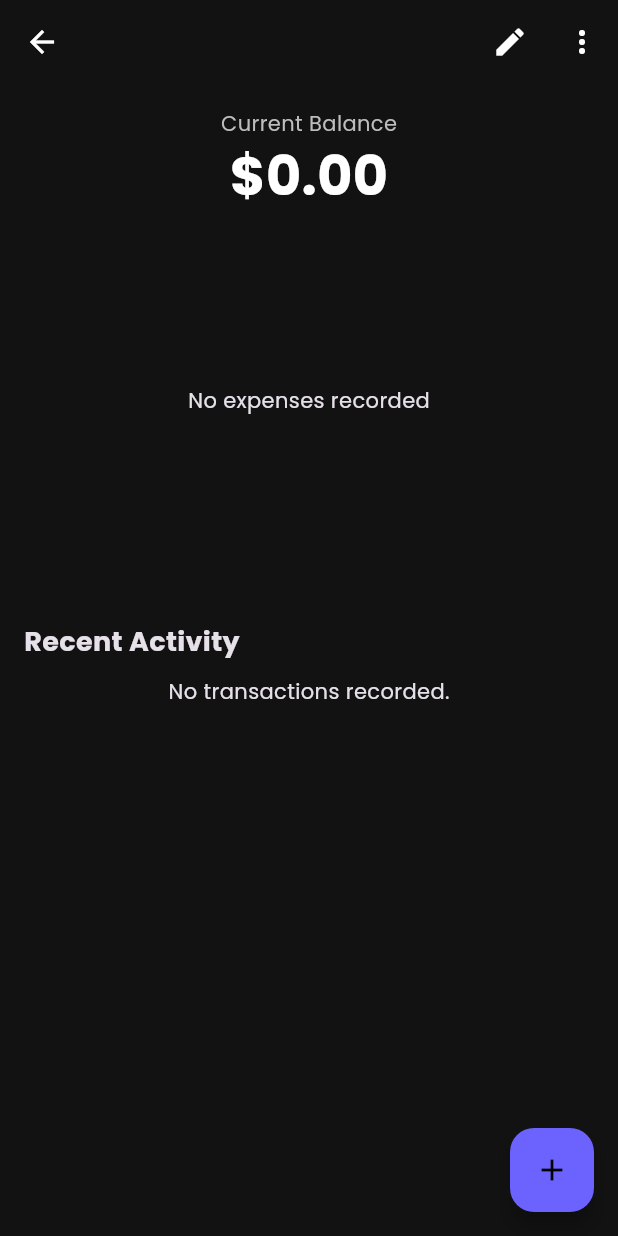
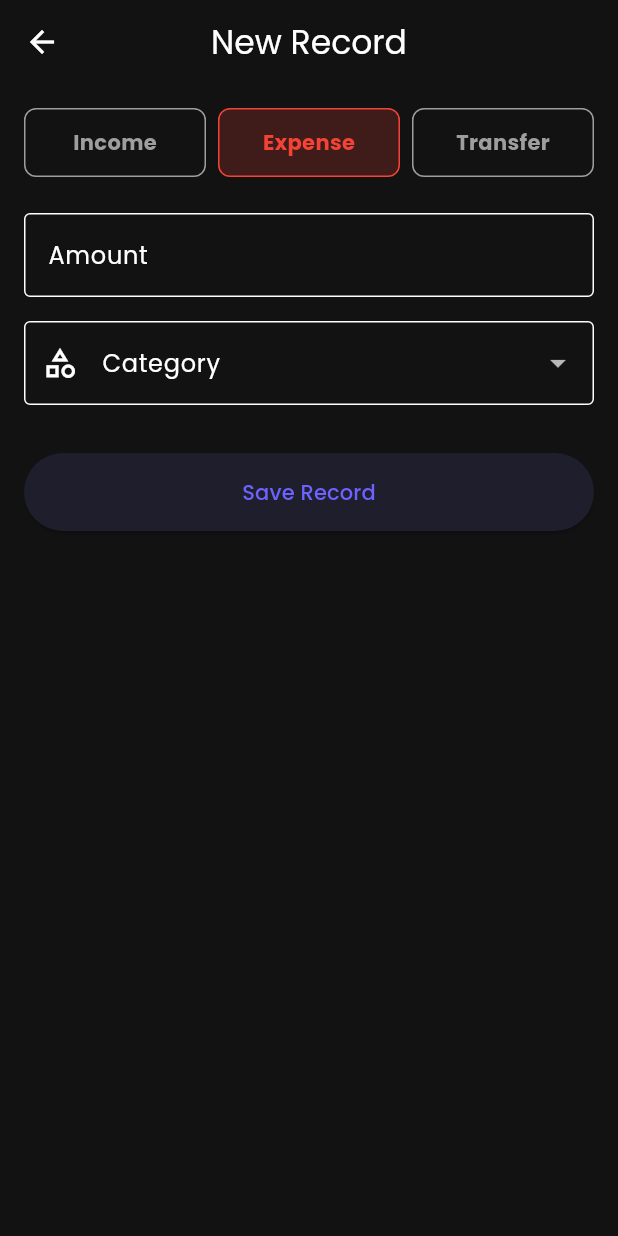
Before and after one commit to ferdoushasanpr/Personal-Wallet, a Flutter app: the AccountDetailsScreen screen opened directly with empty values, after a tap on the "add" icon, on a phone screen of 412 x 824 dp. Run offline on Flutter 3.47's test engine with Material 3 defaults, Android fonts, the phone set to English and light mode, and no system bars; our stand-ins replace fl_chart, flutter_colorpicker, flutter_riverpod, google_fonts, sqflite; accounts and stored records are empty.

Commit message:
feat: Add Transaction Screen Added

```diff
--- a/lib/screens/account_details_screen.dart
+++ b/lib/screens/account_details_screen.dart
@@ -6,6 +6,7 @@ import 'package:fl_chart/fl_chart.dart';
 import 'package:personalwallet/providers/account_provider.dart';
 import 'package:personalwallet/constant/colors.dart';
 import 'package:personalwallet/screens/add_account_screen.dart';
+import 'package:personalwallet/screens/add_transaction_screen.dart';
 import 'package:personalwallet/utilities/today_date.dart';
 
 class AccountDetailsScreen extends ConsumerWidget {
@@ -262,6 +263,16 @@ class AccountDetailsScreen extends ConsumerWidget {
               title: const Text("Edit Record"),
               onTap: () {
                 Navigator.pop(context);
+                Navigator.push(
+                  context,
+                  MaterialPageRoute(
+                    builder: (_) => AddTransactionScreen(
+                      sourceAccount:
+                          account, // Passing the record triggers "Edit Mode"
+                      record: record,
+                    ),
+                  ),
+                );
               },
             ),
             ListTile(
@@ -311,7 +322,12 @@ class AccountDetailsScreen extends ConsumerWidget {
       ),
       floatingActionButton: FloatingActionButton(
         child: const Icon(Icons.add),
-        onPressed: () => {},
+        onPressed: () => Navigator.push(
+          context,
+          MaterialPageRoute(
+            builder: (_) => AddTransactionScreen(sourceAccount: latestAccount),
+          ),
+        ),
       ),
       body: SingleChildScrollView(
         padding: const EdgeInsets.all(16),
--- /dev/null
+++ b/lib/screens/add_transaction_screen.dart
@@ -0,0 +1,235 @@
+import 'package:flutter/material.dart';
+import 'package:flutter_riverpod/flutter_riverpod.dart';
+import 'package:uuid/uuid.dart';
+import 'package:personalwallet/models/account.dart';
+import 'package:personalwallet/providers/account_provider.dart';
+import 'package:personalwallet/constant/colors.dart';
+
+class AddTransactionScreen extends ConsumerStatefulWidget {
+  final Account sourceAccount;
+  final TransactionRecord? record;
+
+  const AddTransactionScreen({
+    super.key,
+    required this.sourceAccount,
+    this.record,
+  });
+
+  @override
+  ConsumerState<AddTransactionScreen> createState() =>
+      _AddTransactionScreenState();
+}
+
+class _AddTransactionScreenState extends ConsumerState<AddTransactionScreen> {
+  final _formKey = GlobalKey<FormState>();
+  late TextEditingController _amountCtrl;
+  late TextEditingController _categoryCtrl;
+  late RecordType _type;
+  String? _targetAccountId;
+
+  final List<String> _incomeCategories = [
+    "Salary",
+    "Business",
+    "Investment",
+    "Gift",
+    "Transportation",
+    "Other",
+  ];
+  final List<String> _expenseCategories = [
+    "Food & Drinks",
+    "Shopping",
+    "Transportation",
+    "Life & Entertainment",
+    "Utilities",
+    "Health",
+    "Other",
+  ];
+
+  @override
+  void initState() {
+    super.initState();
+    _amountCtrl = TextEditingController(
+      text: widget.record?.amount.toString() ?? "",
+    );
+    _categoryCtrl = TextEditingController(text: widget.record?.category ?? "");
+    _type = widget.record?.type ?? RecordType.expense;
+    _targetAccountId = widget.record?.targetAccountId;
+  }
+
+  @override
+  Widget build(BuildContext context) {
+    final allAccounts = ref.watch(walletProvider).accounts;
+
+    return Scaffold(
+      appBar: AppBar(
+        title: Text(widget.record != null ? "Edit Record" : "New Record"),
+      ),
+      body: Padding(
+        padding: const EdgeInsets.all(16.0),
+        child: Form(
+          key: _formKey,
+          child: ListView(
+            children: [
+              // Type Selector
+              Row(
+                children: [
+                  Expanded(
+                    child: _buildTypeBtn(
+                      RecordType.income,
+                      "Income",
+                      Colors.green,
+                    ),
+                  ),
+                  const SizedBox(width: 8),
+                  Expanded(
+                    child: _buildTypeBtn(
+                      RecordType.expense,
+                      "Expense",
+                      Colors.red,
+                    ),
+                  ),
+                  const SizedBox(width: 8),
+                  Expanded(
+                    child: _buildTypeBtn(
+                      RecordType.transfer,
+                      "Transfer",
+                      Colors.blue,
+                    ),
+                  ),
+                ],
+              ),
+              const SizedBox(height: 24),
+              TextFormField(
+                controller: _amountCtrl,
+                keyboardType: TextInputType.number,
+                decoration: const InputDecoration(
+                  labelText: "Amount",
+                  border: OutlineInputBorder(),
+                  prefixText: "\$ ",
+                ),
+                validator: (v) => v!.isEmpty ? "Required" : null,
+              ),
+              const SizedBox(height: 16),
+              if (_type != RecordType.transfer)
+                DropdownButtonFormField<String>(
+                  value:
+                      (_type == RecordType.income
+                          ? _incomeCategories.contains(_categoryCtrl.text)
+                          : _expenseCategories.contains(_categoryCtrl.text))
+                      ? _categoryCtrl.text
+                      : null,
+                  decoration: const InputDecoration(
+                    labelText: "Category",
+                    border: OutlineInputBorder(),
+                    prefixIcon: Icon(Icons.category_outlined),
+                  ),
+                  // Switch the list based on whether it's Income or Expense
+                  items:
+                      (_type == RecordType.income
+                              ? _incomeCategories
+                              : _expenseCategories)
+                          .map(
+                            (cat) =>
+                                DropdownMenuItem(value: cat, child: Text(cat)),
+                          )
+                          .toList(),
+                  onChanged: (value) {
+                    setState(() {
+                      _categoryCtrl.text = value!;
+                    });
+                  },
+                  validator: (v) =>
+                      v == null ? "Please select a category" : null,
+                  dropdownColor: AppColors.surface, // Matches your dark theme
+                ),
+              if (_type == RecordType.transfer) ...[
+                const SizedBox(height: 16),
+                DropdownButtonFormField<String>(
+                  value: _targetAccountId,
+                  decoration: const InputDecoration(
+                    labelText: "To Account",
+                    border: OutlineInputBorder(),
+                  ),
+                  items: allAccounts
+                      .where((a) => a.id != widget.sourceAccount.id)
+                      .map(
+                        (e) =>
+                            DropdownMenuItem(value: e.id, child: Text(e.name)),
+                      )
+                      .toList(),
+                  onChanged: (v) => setState(() => _targetAccountId = v),
+                  validator: (v) => v == null ? "Select destination" : null,
+                ),
+              ],
+              const SizedBox(height: 32),
+              ElevatedButton(
+                style: ElevatedButton.styleFrom(
+                  padding: const EdgeInsets.all(16),
+                ),
+                onPressed: () async {
+                  if (_formKey.currentState!.validate()) {
+                    // Create the record object
+                    final recordData = TransactionRecord(
+                      id:
+                          widget.record?.id ??
+                          const Uuid().v4(), // CRITICAL: Use old ID if editing
+                      accountId: widget.sourceAccount.id,
+                      targetAccountId: _type == RecordType.transfer
+                          ? _targetAccountId
+                          : null,
+                      amount: double.parse(_amountCtrl.text),
+                      type: _type,
+                      category: _type == RecordType.transfer
+                          ? "Transfer"
+                          : _categoryCtrl.text,
+                      date: widget.record?.date ?? DateTime.now(),
+                    );
+
+                    if (widget.record != null) {
+                      // USE UPDATE METHOD
+                      await ref
+                          .read(walletProvider.notifier)
+                          .updateTransaction(widget.record!, recordData);
+                    } else {
+                      // USE ADD METHOD
+                      await ref
+                          .read(walletProvider.notifier)
+                          .addTransaction(recordData);
+                    }
+
+                    if (context.mounted) Navigator.pop(context);
+                  }
+                },
+                child: const Text("Save Record"),
+              ),
+            ],
+          ),
+        ),
+      ),
+    );
+  }
+
+  Widget _buildTypeBtn(RecordType type, String label, Color color) {
+    final isSelected = _type == type;
+    return GestureDetector(
+      onTap: () => setState(() => _type = type),
+      child: Container(
+        padding: const EdgeInsets.symmetric(vertical: 12),
+        decoration: BoxDecoration(
+          color: isSelected ? color.withOpacity(0.2) : Colors.transparent,
+          border: Border.all(color: isSelected ? color : Colors.grey),
+          borderRadius: BorderRadius.circular(8),
+        ),
+        child: Center(
+          child: Text(
+            label,
+            style: TextStyle(
+              color: isSelected ? color : Colors.grey,
+              fontWeight: FontWeight.bold,
+            ),
+          ),
+        ),
+      ),
+    );
+  }
+}
```
